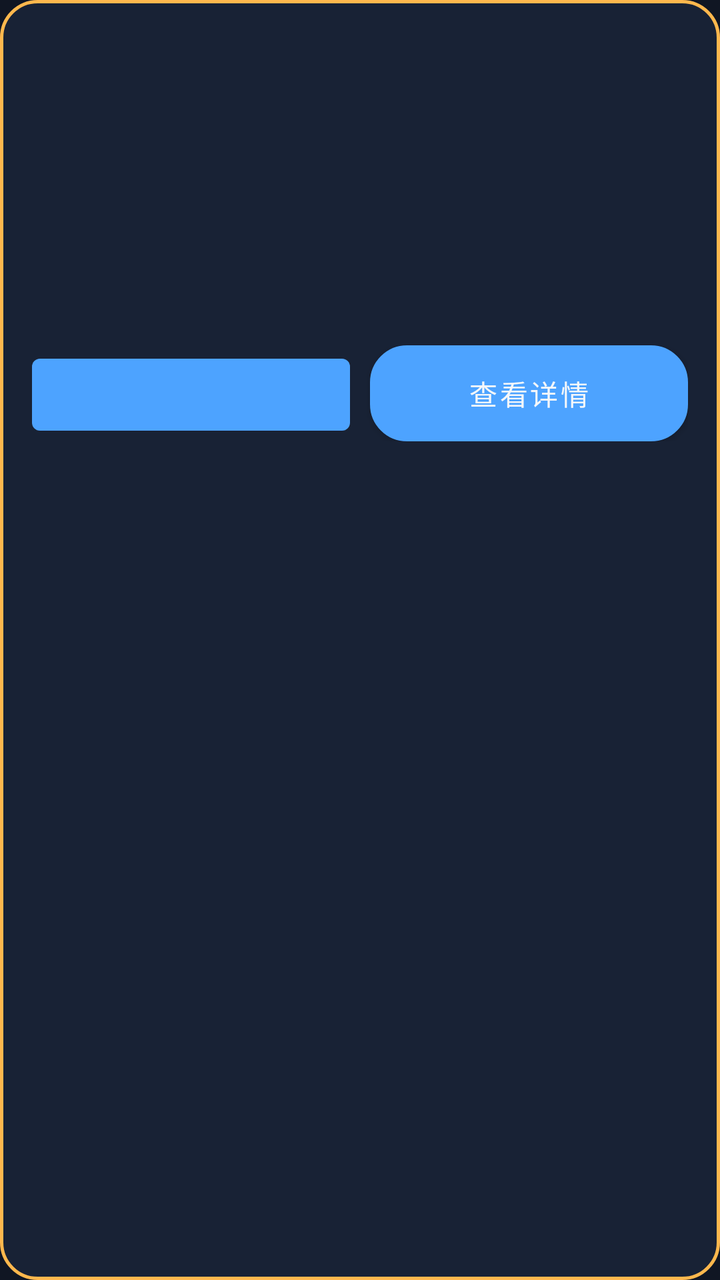
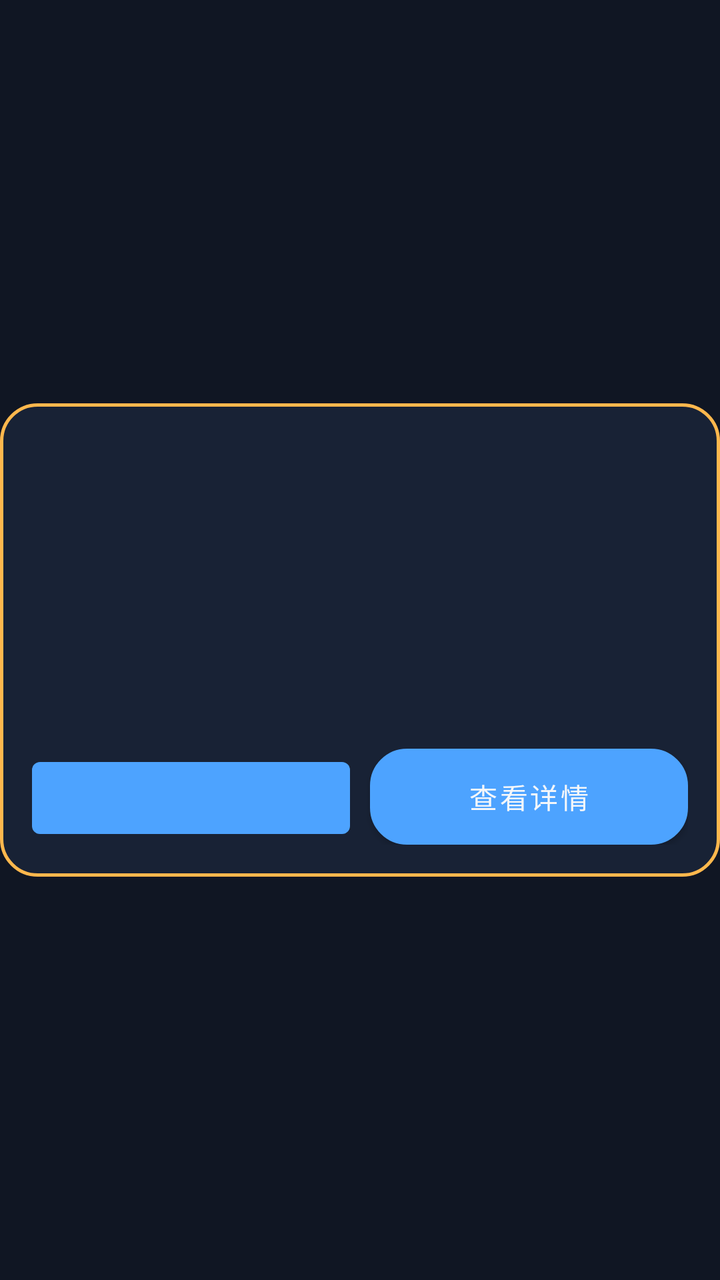

Compare the two renders of this Android layout. The source of the first and the diff that turns it into the second are given below.
<!-- AndroidManifest.xml: another module's application theme Theme.CarAppStore -->
<!-- res/layout/item_install_task.xml -->
<?xml version="1.0" encoding="utf-8"?>
<LinearLayout xmlns:android="http://schemas.android.com/apk/res/android"
    android:id="@+id/layoutInstallTaskCard"
    android:layout_width="match_parent"
    android:layout_height="wrap_content"
    android:layout_marginStart="14dp"
    android:layout_marginEnd="14dp"
    android:layout_marginBottom="14dp"
    android:background="@drawable/bg_task_card_pending"
    android:orientation="vertical"
    android:padding="16dp">

    <LinearLayout
        android:layout_width="match_parent"
        android:layout_height="wrap_content"
        android:gravity="center_vertical"
        android:orientation="horizontal">

        <LinearLayout
            android:layout_width="0dp"
            android:layout_height="wrap_content"
            android:layout_weight="1"
            android:orientation="vertical">

            <TextView
                android:id="@+id/tvInstallTaskName"
                android:layout_width="wrap_content"
                android:layout_height="wrap_content"
                android:textColor="@color/car_text_primary"
                android:textSize="20sp"
                android:textStyle="bold" />

            <TextView
                android:id="@+id/tvInstallTaskVersion"
                android:layout_width="wrap_content"
                android:layout_height="wrap_content"
                android:layout_marginTop="6dp"
                android:textColor="@color/car_text_secondary"
                android:textSize="13sp" />
        </LinearLayout>

        <TextView
            android:id="@+id/tvInstallTaskState"
            android:layout_width="wrap_content"
            android:layout_height="wrap_content"
            android:paddingStart="12dp"
            android:paddingTop="6dp"
            android:paddingEnd="12dp"
            android:paddingBottom="6dp"
            android:textColor="@android:color/white"
            android:textSize="12sp" />
    </LinearLayout>

    <TextView
        android:id="@+id/tvInstallTaskBucket"
        android:layout_width="wrap_content"
        android:layout_height="wrap_content"
        android:layout_marginTop="10dp"
        android:paddingStart="10dp"
        android:paddingTop="5dp"
        android:paddingEnd="10dp"
        android:paddingBottom="5dp"
        android:textColor="@android:color/white"
        android:textSize="11sp" />

    <TextView
        android:id="@+id/tvInstallTaskSummary"
        android:layout_width="match_parent"
        android:layout_height="wrap_content"
        android:layout_marginTop="10dp"
        android:textColor="@color/car_text_secondary"
        android:textSize="13sp" />


    <LinearLayout
        android:id="@+id/layoutInstallSessionMeta"
        android:layout_width="match_parent"
        android:layout_height="wrap_content"
        android:layout_marginTop="10dp"
        android:background="@drawable/bg_card_alt"
        android:orientation="vertical"
        android:padding="10dp"
        android:visibility="gone">

        <TextView
            android:id="@+id/tvInstallTaskSessionId"
            android:layout_width="match_parent"
            android:layout_height="wrap_content"
            android:textColor="@color/car_text_primary"
            android:textSize="13sp"
            android:textStyle="bold" />

        <TextView
            android:id="@+id/tvInstallTaskSessionPhase"
            android:layout_width="match_parent"
            android:layout_height="wrap_content"
            android:layout_marginTop="4dp"
            android:textColor="@color/car_text_secondary"
            android:textSize="13sp" />

        <TextView
            android:id="@+id/tvInstallTaskSessionProgress"
            android:layout_width="match_parent"
            android:layout_height="wrap_content"
            android:layout_marginTop="4dp"
            android:textColor="@color/car_text_secondary"
            android:textSize="13sp" />
    </LinearLayout>

    <TextView
        android:id="@+id/tvInstallTaskReason"        android:layout_width="match_parent"
        android:layout_height="wrap_content"
        android:layout_marginTop="10dp"
        android:background="@drawable/bg_card_alt"
        android:padding="10dp"
        android:textColor="@color/car_warning"
        android:textSize="13sp"
        android:visibility="gone" />

    <TextView
        android:id="@+id/tvInstallTaskTime"
        android:layout_width="wrap_content"
        android:layout_height="wrap_content"
        android:layout_marginTop="10dp"
        android:textColor="@color/car_text_secondary"
        android:textSize="13sp" />

    <LinearLayout
        android:layout_width="match_parent"
        android:layout_height="wrap_content"
        android:layout_marginTop="16dp"
        android:orientation="horizontal">

        <Button
            android:id="@+id/btnInstallPrimary"
            android:layout_width="0dp"
            android:layout_height="wrap_content"
            android:layout_weight="1"
            android:textAllCaps="false" />

        <Button
            android:id="@+id/btnInstallDetail"
            android:layout_width="0dp"
            android:layout_height="wrap_content"
            android:layout_marginStart="10dp"
            android:layout_weight="1"
            android:background="@drawable/bg_secondary_button"
            android:text="@string/ui_view_detail"
            android:textAllCaps="false"
            android:textColor="@color/car_text_primary" />
    </LinearLayout>
</LinearLayout>
<!-- resources referenced by this layout -->
<resources>
  <color name="car_text_primary">#F5F7FA</color>
  <color name="car_text_secondary">#B6C2D9</color>
  <color name="car_warning">#FFB84D</color>
  <!-- drawable bg_card_alt (drawable) -->
  <shape xmlns:android="http://schemas.android.com/apk/res/android">
      <solid android:color="@color/car_card_alt" />
      <stroke android:width="1dp" android:color="@color/car_divider" />
      <corners android:radius="20dp" />
  </shape>
  <!-- drawable bg_secondary_button (drawable) -->
  <shape xmlns:android="http://schemas.android.com/apk/res/android">
      <solid android:color="@color/car_surface_light" />
      <stroke android:width="1dp" android:color="@color/car_divider" />
      <corners android:radius="18dp" />
  </shape>
  <!-- drawable bg_task_card_pending (drawable) -->
  <?xml version="1.0" encoding="utf-8"?>
  <shape xmlns:android="http://schemas.android.com/apk/res/android" android:shape="rectangle">
      <solid android:color="@color/car_card" />
      <corners android:radius="18dp" />
      <stroke android:width="1.5dp" android:color="@color/car_warning" />
  </shape>
  <string name="ui_view_detail">查看详情</string>
  <style name="Theme.CarAppStore" parent="Theme.MaterialComponents.DayNight.NoActionBar">
          <item name="colorPrimary">@color/car_primary</item>
          <item name="colorPrimaryVariant">@color/car_primary_dark</item>
          <item name="colorOnPrimary">@color/car_text_primary</item>
          <item name="colorSecondary">@color/car_accent</item>
          <item name="colorSecondaryVariant">@color/teal_700</item>
          <item name="colorOnSecondary">@color/car_bg</item>
          <item name="android:statusBarColor" tools:targetApi="l">@color/car_bg</item>
          <item name="android:navigationBarColor" tools:targetApi="l">@color/car_bg</item>
          <item name="android:windowBackground">@color/car_bg</item>
      </style>
  <color name="car_card_alt">#202C43</color>
  <color name="car_divider">#2B3852</color>
  <color name="car_surface_light">#223049</color>
  <color name="car_card">#182235</color>
  <color name="car_primary">#4DA3FF</color>
  <color name="car_primary_dark">#2E7DE0</color>
  <color name="car_accent">#5DE1B9</color>
  <color name="teal_700">#FF018786</color>
  <color name="car_bg">#101623</color>
</resources>

<!-- the commit's change to res/layout/item_install_task.xml (unified diff, before → after) -->
@@ -1,14 +1,23 @@
 <?xml version="1.0" encoding="utf-8"?>
-<LinearLayout xmlns:android="http://schemas.android.com/apk/res/android"
+<androidx.constraintlayout.widget.ConstraintLayout xmlns:android="http://schemas.android.com/apk/res/android"
+    xmlns:app="http://schemas.android.com/apk/res-auto"
     android:id="@+id/layoutInstallTaskCard"
     android:layout_width="match_parent"
     android:layout_height="wrap_content"
     android:layout_marginStart="14dp"
     android:layout_marginEnd="14dp"
-    android:layout_marginBottom="14dp"
-    android:background="@drawable/bg_task_card_pending"
-    android:orientation="vertical"
-    android:padding="16dp">
+    android:layout_marginBottom="14dp">
+
+    <LinearLayout
+        android:layout_width="0dp"
+        android:layout_height="wrap_content"
+        android:background="@drawable/bg_task_card_pending"
+        android:orientation="vertical"
+        android:padding="16dp"
+        app:layout_constraintBottom_toBottomOf="parent"
+        app:layout_constraintEnd_toEndOf="parent"
+        app:layout_constraintStart_toStartOf="parent"
+        app:layout_constraintTop_toTopOf="parent">
 
     <LinearLayout
         android:layout_width="match_parent"
@@ -108,7 +117,8 @@
     </LinearLayout>
 
     <TextView
-        android:id="@+id/tvInstallTaskReason"        android:layout_width="match_parent"
+        android:id="@+id/tvInstallTaskReason"
+        android:layout_width="match_parent"
         android:layout_height="wrap_content"
         android:layout_marginTop="10dp"
         android:background="@drawable/bg_card_alt"
@@ -149,4 +159,6 @@
             android:textAllCaps="false"
             android:textColor="@color/car_text_primary" />
     </LinearLayout>
-</LinearLayout>
+    </LinearLayout>
+
+</androidx.constraintlayout.widget.ConstraintLayout>
